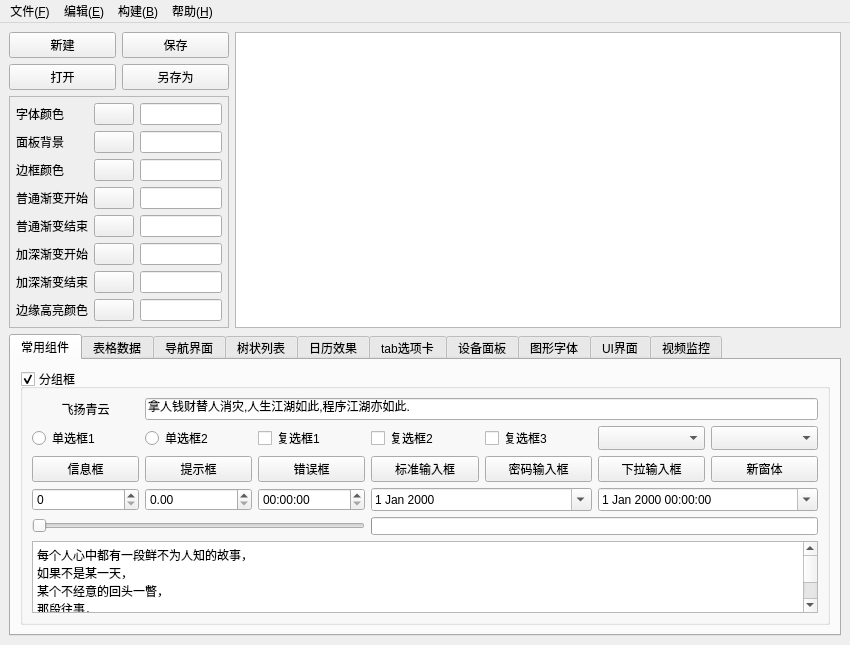
jieche/QT_GUI, file form/quicreator.ui: the form before one commit.
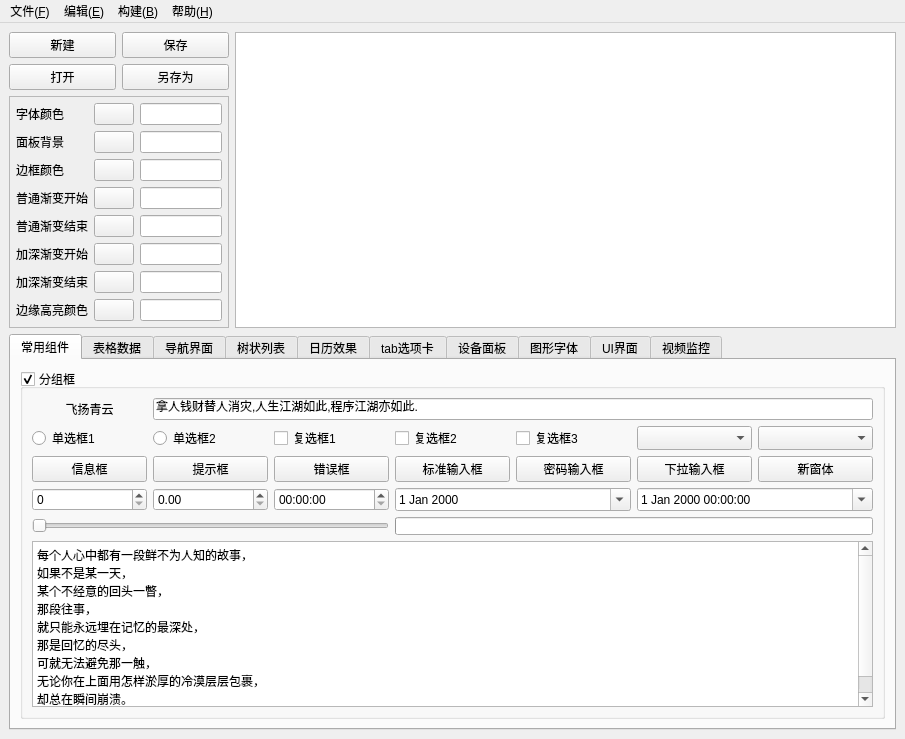
The form after the commit. The open tabs and pages were chosen to show the change. Custom widgets are drawn as their Qt base class.

Patch:
```diff
--- a/form/quicreator.ui
+++ b/form/quicreator.ui
@@ -6,8 +6,8 @@
    <rect>
     <x>0</x>
     <y>0</y>
-    <width>850</width>
-    <height>626</height>
+    <width>905</width>
+    <height>739</height>
    </rect>
   </property>
   <property name="windowTitle">
@@ -1107,8 +1107,8 @@
     <rect>
      <x>0</x>
      <y>0</y>
-     <width>850</width>
-     <height>23</height>
+     <width>905</width>
+     <height>26</height>
     </rect>
    </property>
    <widget class="QMenu" name="menu_F">
```
Left out of the diff: 2 changed lines with no effect on the pictures.
